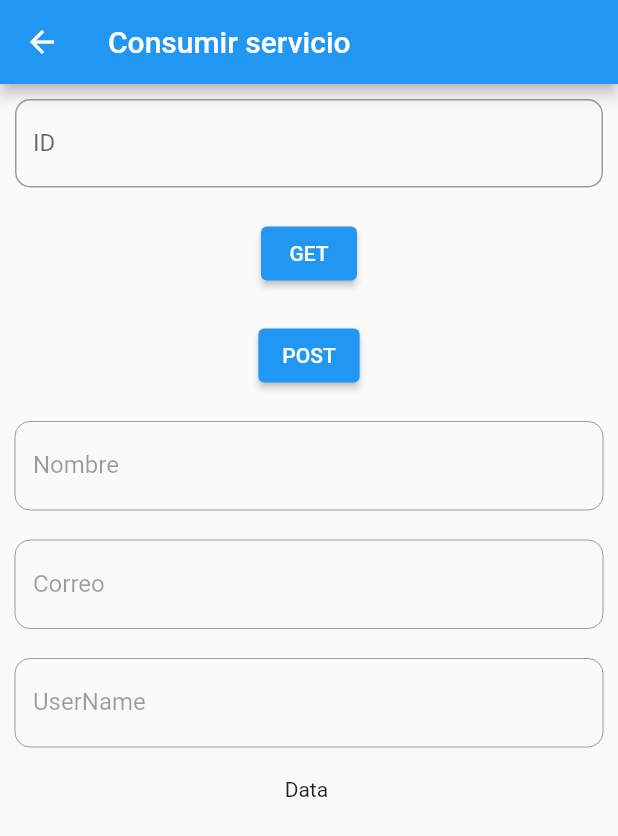
After one commit to Leonardov7/Linea2-Global, a Flutter app: the screen it shows after launch, after a tap on "Consumir servicio", on a phone screen of 412 x 824 dp. The commit adds this screen. Shown: the top 836 px of the screen. Run offline on Flutter 3.47's test engine with Material 2 defaults, Android fonts, the phone set to English and light mode, and no system bars; our stand-ins replace cloud_firestore, firebase_core, local_auth; accounts and stored records are empty; network calls fail.

Commit message:
Http - REST

```diff
--- a/lib/View/Login.dart
+++ b/lib/View/Login.dart
@@ -38,9 +38,9 @@ class LoginApp extends State<Login> {
 
   @override
   Widget build(BuildContext context) {
-    setState(() {
+    /*setState(() {
       biometrico();
-    });
+    });*/
     return Scaffold(
       appBar: AppBar(
         title: Text('Login'),
@@ -144,7 +144,7 @@ class LoginApp extends State<Login> {
   }
 
   Future<bool> biometrico() async {
-    print("biométrico");
+    //print("biométrico");
 
     bool flag = true;
     bool authenticated = false;
--- /dev/null
+++ b/lib/View/REST.dart
@@ -0,0 +1,129 @@
+import 'package:flutter/material.dart';
+import 'dart:convert';
+import 'package:http/http.dart';
+
+class REST extends StatefulWidget {
+  @override
+  RESTApp createState() => RESTApp();
+}
+
+class RESTApp extends State<REST> {
+  TextEditingController id=TextEditingController();
+  TextEditingController nombre=TextEditingController();
+  TextEditingController correo=TextEditingController();
+  TextEditingController username=TextEditingController();
+  var dataHttp='';
+
+  consumirGet(var id) async {
+    Response response =
+        await get(Uri.parse('https://jsonplaceholder.typicode.com/users/'+id));
+    Map data = jsonDecode(response.body);
+    print('NAME: ${data['name']} /// username: ${data['username']}');
+    print(data);
+    print(response.statusCode.toString()+ " Código de respuesta");
+    nombre.text='${data['name']}';
+    correo.text='${data['email']}';
+    username.text='${data['username']}';
+  }
+consumirPost()async{
+  Response response = await post(Uri.parse('https://jsonplaceholder.typicode.com/posts'),
+      body: {'title': 'Post Title', 'body': 'Lorem ipsum', 'userId': '1'}
+  );
+  Map data = jsonDecode(response.body);
+  print(data);
+  dataHttp= await response.body.toString();
+}
+  @override
+  Widget build(BuildContext context) {
+
+
+    return Scaffold(
+      appBar: AppBar(
+        title: Text('Consumir servicio'),
+      ),
+      body: SingleChildScrollView(
+        child: Center(
+          child: Column(
+            children: [
+              Padding(
+                padding: EdgeInsets.all(10),
+                child: TextField(
+                  controller: id,
+                  decoration: InputDecoration(
+                    fillColor: Colors.green,
+                    border: OutlineInputBorder(
+                        borderRadius: BorderRadius.circular(10)),
+                    labelText: 'ID',
+                    hintText: 'Digite id de usuario',
+                  ),
+                ),
+              ),
+              Padding(
+                padding: EdgeInsets.all(10),
+                child: ElevatedButton(
+                  onPressed: () {
+                    consumirGet(id.text);
+                  },
+                  child: Text('GET'),
+                ),
+              ),
+              Padding(
+                padding: EdgeInsets.all(10),
+                child: ElevatedButton(
+                  onPressed: () {
+                    consumirPost();
+                  },
+                  child: Text('POST'),
+                ),
+              ),
+              Padding(
+                padding: EdgeInsets.all(10),
+                child: TextField(
+                  enabled: false,
+                  controller: nombre,
+                  decoration: InputDecoration(
+                    fillColor: Colors.green,
+                    border: OutlineInputBorder(
+                        borderRadius: BorderRadius.circular(10)),
+                    labelText: 'Nombre',
+                    hintText: 'Nombre',
+                  ),
+                ),
+              ),
+              Padding(
+                padding: EdgeInsets.all(10),
+                child: TextField(
+                  enabled: false,
+                  controller: correo,
+                  decoration: InputDecoration(
+                    fillColor: Colors.green,
+                    border: OutlineInputBorder(
+                        borderRadius: BorderRadius.circular(10)),
+                    labelText: 'Correo',
+                    hintText: 'Correo',
+                  ),
+                ),
+              ),
+              Padding(
+                padding: EdgeInsets.all(10),
+                child: TextField(
+                  enabled: false,
+                  controller: username,
+                  decoration: InputDecoration(
+                    fillColor: Colors.green,
+                    border: OutlineInputBorder(
+                        borderRadius: BorderRadius.circular(10)),
+                    labelText: 'UserName',
+                    hintText: 'UserName',
+                  ),
+                ),
+              ),
+              Padding(padding: EdgeInsets.all(10),
+              child: Text("Data "+dataHttp))
+            ],
+          ),
+        ),
+      ),
+    );
+  }
+}
--- a/lib/main.dart
+++ b/lib/main.dart
@@ -2,6 +2,7 @@ import 'package:firebase_core/firebase_core.dart';
 import 'package:flutter/material.dart';
 import 'View/Login.dart';
 import 'View/UserRegister.dart';
+import 'View/REST.dart';
 
 void main() {
   WidgetsFlutterBinding.ensureInitialized();
@@ -101,6 +102,7 @@ class HomeStart extends State<Home> {
 
                   style: ElevatedButton.styleFrom(
                       primary: Colors.black45,
+
                       minimumSize: Size(400, 50)),
                   onPressed: () {
                     print('Registrar Usuario');
@@ -110,6 +112,23 @@ class HomeStart extends State<Home> {
                   child: Text('Registrar Usuario',style: TextStyle(color: Colors.white,fontSize: 20)),
                 ),
               ),
+              Padding(
+                padding:
+                EdgeInsets.only(left: 10, top: 10, right: 10, bottom: 0),
+                child: ElevatedButton(
+
+                  style: ElevatedButton.styleFrom(
+                      primary: Colors.black45,
+
+                      minimumSize: Size(400, 50)),
+                  onPressed: () {
+                    print('Registrar Usuario');
+                    Navigator.push(context,
+                        MaterialPageRoute(builder: (_) => REST()));
+                  },
+                  child: Text('Consumir servicio',style: TextStyle(color: Colors.white,fontSize: 20)),
+                ),
+              ),
             ],
           ),
         ),
--- a/pubspec.yaml
+++ b/pubspec.yaml
@@ -32,6 +32,7 @@ dependencies:
   firebase_core:
   cloud_firestore:
   local_auth: ^1.1.11
+  http:
 
   # The following adds the Cupertino Icons font to your application.
   # Use with the CupertinoIcons class for iOS style icons.
```
Also changed, not shown: pubspec.lock.
